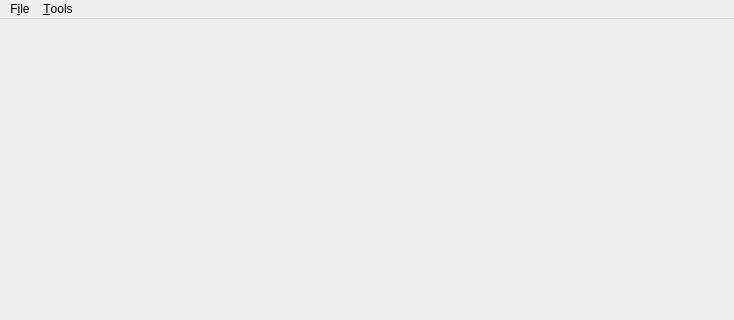
Old version of the form tools/src/playground/ui/mainwindow.ui in the repository cyberegoorg/cetech; both pictures show x 0 to 734 and y 0 to 320 of the 734 by 571 pixel window.
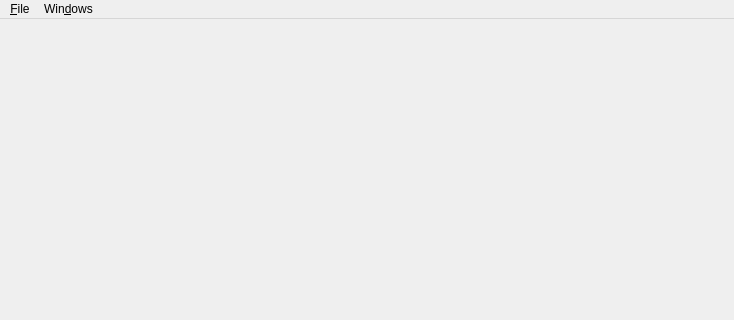
New version of the form.

Diff of the .ui file:
```diff
--- a/tools/src/playground/ui/mainwindow.ui
+++ b/tools/src/playground/ui/mainwindow.ui
@@ -30,7 +30,7 @@
    </property>
    <widget class="QMenu" name="menu_File">
     <property name="title">
-     <string>F&amp;ile</string>
+     <string>&amp;File</string>
     </property>
     <addaction name="actionOpen_project"/>
     <addaction name="separator"/>
@@ -38,7 +38,7 @@
    </widget>
    <widget class="QMenu" name="menuTools">
     <property name="title">
-     <string>&amp;Tools</string>
+     <string>Win&amp;dows</string>
     </property>
     <addaction name="actionLua_editor"/>
    </widget>
```
Left out of the diff: 11 changed lines with no effect on the pictures.
